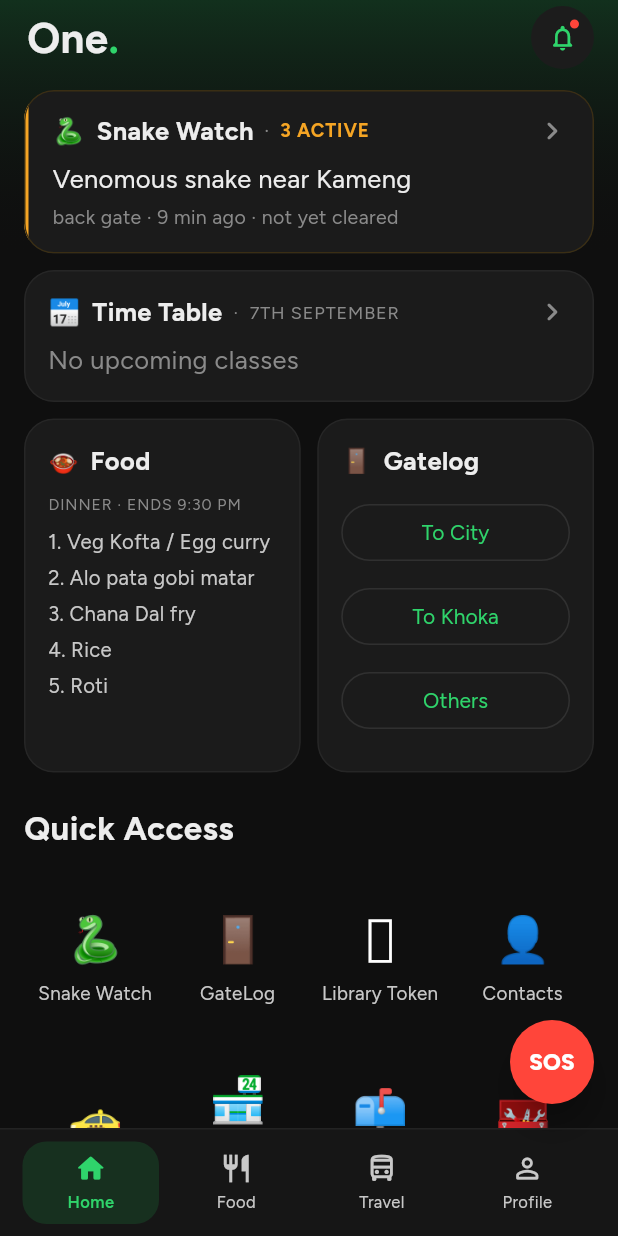
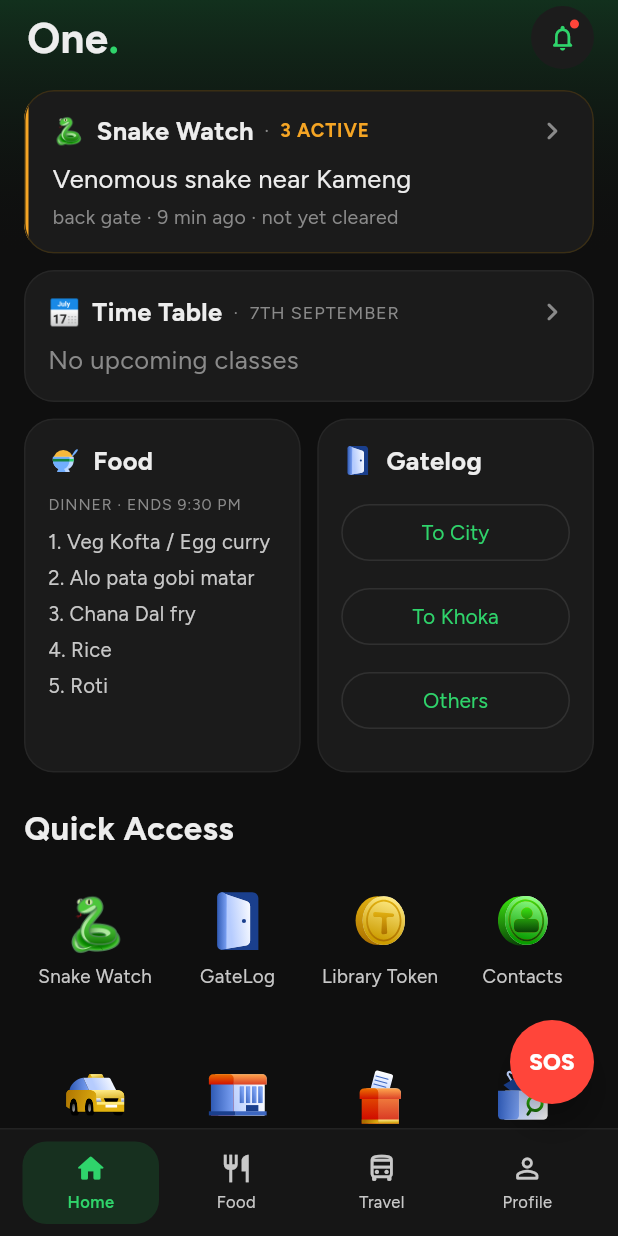
Before and after one commit to KaveiDuo/snake-watch, a Flutter app: the HomeShell screen opened directly, on a phone screen of 412 x 824 dp. Run offline on Flutter 3.47's test engine with Material 3 defaults, Android fonts, the phone set to English and light mode, and no system bars; our stand-ins replace flutter_map, flutter_svg, geolocator, image_picker, latlong2; project files that could hold a hidden picture were left out.

Commit message:
Use the Onestop icons in Quick Access
Co-Authored-By: Claude Opus 5.5 <noreply@anthropic.com>

```diff
--- a/lib/screens/home_shell.dart
+++ b/lib/screens/home_shell.dart
@@ -1,4 +1,5 @@
 import 'package:flutter/material.dart';
+import 'package:flutter_svg/flutter_svg.dart';
 
 import '../data/app_state.dart';
 import '../theme.dart';
@@ -231,7 +232,7 @@ class _HomeTab extends StatelessWidget {
                       children: [
                         Row(
                           children: [
-                            const Text('🍲', style: TextStyle(fontSize: 16)),
+                            SvgPicture.asset('assets/icons/food.svg', width: 22, height: 22),
                             const SizedBox(width: 8),
                             Text('Food', style: ft(17, w: 700)),
                           ],
@@ -256,7 +257,7 @@ class _HomeTab extends StatelessWidget {
                       children: [
                         Row(
                           children: [
-                            const Text('🚪', style: TextStyle(fontSize: 16)),
+                            SvgPicture.asset('assets/icons/gate_log.svg', width: 22, height: 22),
                             const SizedBox(width: 8),
                             Text('Gatelog', style: ft(17, w: 700)),
                           ],
@@ -291,19 +292,20 @@ class _HomeTab extends StatelessWidget {
             physics: const NeverScrollableScrollPhysics(),
             childAspectRatio: 0.82,
             children: [
-              for (final (emoji, label) in [
+              // Each icon is an emoji or the name of an Onestop icon in assets/icons/.
+              for (final (icon, label) in [
                 ('🐍', 'Snake Watch'),
-                ('🚪', 'GateLog'),
-                ('🪙', 'Library Token'),
-                ('👤', 'Contacts'),
-                ('🚕', 'Cab Sharing'),
-                ('🏪', 'SAC Room Booking'),
-                ('📫', 'Complaints'),
-                ('🧰', 'Lost and Found'),
-                ('🛍', 'Buy and Sell'),
-                ('🏆', 'GC Score Board'),
-                ('🏥', 'Medical Section'),
-                ('🌐', 'LAN'),
+                ('gate_log.svg', 'GateLog'),
+                ('lib_token.svg', 'Library Token'),
+                ('contacts.svg', 'Contacts'),
+                ('cab_sharing.svg', 'Cab Sharing'),
+                ('irbs.svg', 'SAC Room Booking'),
+                ('complaints.svg', 'Complaints'),
+                ('lnf.svg', 'Lost and Found'),
+                ('bns.svg', 'Buy and Sell'),
+                ('gc.svg', 'GC Score Board'),
+                ('medical.svg', 'Medical Section'),
+                ('LAN.svg', 'LAN'),
               ])
                 InkWell(
                   borderRadius: BorderRadius.circular(14),
@@ -315,9 +317,15 @@ class _HomeTab extends StatelessWidget {
                     }
                   },
                   child: Column(
-                    mainAxisAlignment: MainAxisAlignment.center,
                     children: [
-                      Text(emoji, style: const TextStyle(fontSize: 30)),
+                      const SizedBox(height: 12),
+                      SizedBox(
+                        width: 44,
+                        height: 44,
+                        child: icon.endsWith('.svg')
+                            ? SvgPicture.asset('assets/icons/$icon', fit: BoxFit.contain)
+                            : Center(child: Text(icon, style: const TextStyle(fontSize: 34))),
+                      ),
                       const SizedBox(height: 6),
                       Text(
                         label,
--- a/pubspec.yaml
+++ b/pubspec.yaml
@@ -15,6 +15,7 @@ dependencies:
   flutter_map: ^8.3.2
   latlong2: ^0.10.1
   geolocator: ^14.0.3
+  flutter_svg: ^2.3.0
 
 dev_dependencies:
   flutter_test:
@@ -27,6 +28,7 @@ flutter:
   assets:
     - assets/images/
     - assets/snakes/
+    - assets/icons/
 
   fonts:
     - family: Figtree
```
Also changed, not shown: assets/icons/LAN.svg (added), assets/icons/bns.svg (added), assets/icons/cab_sharing.svg (added), assets/icons/complaints.svg (added), assets/icons/contacts.svg (added), assets/icons/food.svg (added), assets/icons/gate_log.svg (added), assets/icons/gc.svg (added), assets/icons/irbs.svg (added), assets/icons/lib_token.svg (added), assets/icons/lnf.svg (added), assets/icons/medical.svg (added), pubspec.lock.
